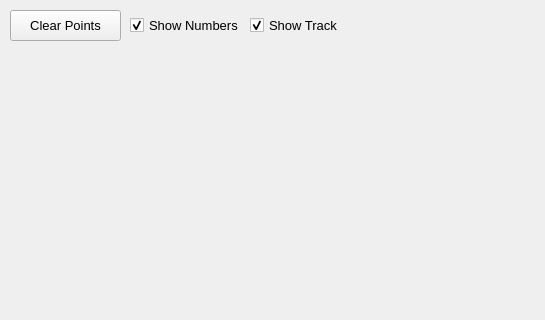
First picture: the form in mountwizzard/gui/coordinate_dialog_ui.ui, repository sayitfast/MountWizzard3, before the edit; both pictures show x 0 to 545 and y 0 to 320 of the 791 by 639 pixel window.
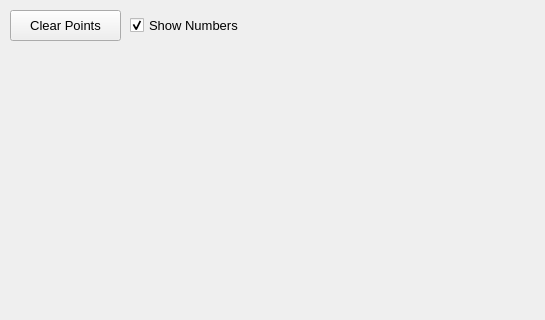
Second picture: the form after the edit.

Commit message: finishing work on hemisphere window

The edit to the form file:
```diff
--- a/mountwizzard/gui/coordinate_dialog_ui.ui
+++ b/mountwizzard/gui/coordinate_dialog_ui.ui
@@ -18,33 +18,6 @@
   <property name="windowTitle">
    <string>Modeling Plot</string>
   </property>
-  <widget class="QCheckBox" name="checkRunTrackingWidget">
-   <property name="geometry">
-    <rect>
-     <x>250</x>
-     <y>10</y>
-     <width>111</width>
-     <height>31</height>
-    </rect>
-   </property>
-   <property name="font">
-    <font>
-     <pointsize>10</pointsize>
-    </font>
-   </property>
-   <property name="toolTip">
-    <string>&lt;html&gt;&lt;head/&gt;&lt;body&gt;&lt;p&gt;Checked if you would like to see the tracking line and flip time in the window&lt;/p&gt;&lt;/body&gt;&lt;/html&gt;</string>
-   </property>
-   <property name="layoutDirection">
-    <enum>Qt::LeftToRight</enum>
-   </property>
-   <property name="text">
-    <string>Show Track</string>
-   </property>
-   <property name="checked">
-    <bool>true</bool>
-   </property>
-  </widget>
   <widget class="QWidget" name="hemisphere" native="true">
    <property name="enabled">
     <bool>true</bool>
```
Left out of the diff: 1 changed line with no effect on the pictures. The commit also changes 7 other files.
